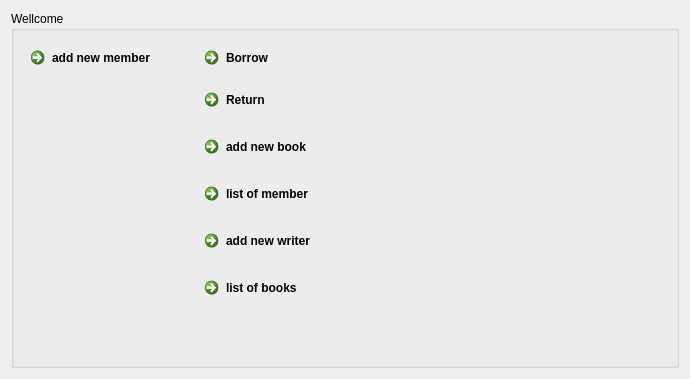
Old version of the form librarianui.ui in the repository mohamadnikan2013/LibraryWithUi.
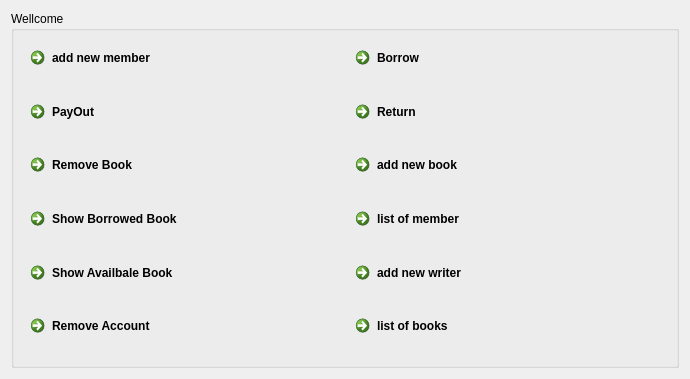
New version of the form.

Commit message: pay and return

```diff
--- a/librarianui.ui
+++ b/librarianui.ui
@@ -19,7 +19,29 @@
      <property name="title">
       <string>Wellcome   </string>
      </property>
-     <layout class="QFormLayout" name="formLayout">
+     <layout class="QGridLayout" name="gridLayout_2">
+      <item row="3" column="1">
+       <layout class="QVBoxLayout" name="verticalLayout">
+        <item>
+         <widget class="QCommandLinkButton" name="commandLinkButton_7">
+          <property name="text">
+           <string>list of member</string>
+          </property>
+         </widget>
+        </item>
+       </layout>
+      </item>
+      <item row="4" column="1">
+       <layout class="QHBoxLayout" name="horizontalLayout_7">
+        <item>
+         <widget class="QCommandLinkButton" name="addnewwirter">
+          <property name="text">
+           <string>add new writer</string>
+          </property>
+         </widget>
+        </item>
+       </layout>
+      </item>
       <item row="0" column="0">
        <layout class="QHBoxLayout" name="horizontalLayout_2">
         <item>
@@ -34,28 +56,6 @@
         </item>
        </layout>
       </item>
-      <item row="0" column="1">
-       <layout class="QHBoxLayout" name="horizontalLayout_4">
-        <item>
-         <widget class="QCommandLinkButton" name="commandLinkButton_6">
-          <property name="text">
-           <string>Borrow</string>
-          </property>
-         </widget>
-        </item>
-       </layout>
-      </item>
-      <item row="1" column="1">
-       <layout class="QHBoxLayout" name="horizontalLayout_5">
-        <item>
-         <widget class="QCommandLinkButton" name="commandLinkButton_5">
-          <property name="text">
-           <string>Return</string>
-          </property>
-         </widget>
-        </item>
-       </layout>
-      </item>
       <item row="2" column="1">
        <layout class="QHBoxLayout" name="horizontalLayout_3">
         <item>
@@ -67,28 +67,6 @@
         </item>
        </layout>
       </item>
-      <item row="3" column="1">
-       <layout class="QVBoxLayout" name="verticalLayout">
-        <item>
-         <widget class="QCommandLinkButton" name="commandLinkButton_7">
-          <property name="text">
-           <string>list of member</string>
-          </property>
-         </widget>
-        </item>
-       </layout>
-      </item>
-      <item row="4" column="1">
-       <layout class="QHBoxLayout" name="horizontalLayout_7">
-        <item>
-         <widget class="QCommandLinkButton" name="addnewwirter">
-          <property name="text">
-           <string>add new writer</string>
-          </property>
-         </widget>
-        </item>
-       </layout>
-      </item>
       <item row="5" column="1">
        <layout class="QHBoxLayout" name="horizontalLayout_6">
         <item>
@@ -100,6 +78,63 @@
         </item>
        </layout>
       </item>
+      <item row="0" column="1">
+       <layout class="QHBoxLayout" name="horizontalLayout_4">
+        <item>
+         <widget class="QCommandLinkButton" name="commandLinkButton_6">
+          <property name="text">
+           <string>Borrow</string>
+          </property>
+         </widget>
+        </item>
+       </layout>
+      </item>
+      <item row="1" column="1">
+       <layout class="QHBoxLayout" name="horizontalLayout_5">
+        <item>
+         <widget class="QCommandLinkButton" name="commandLinkButton_5">
+          <property name="text">
+           <string>Return</string>
+          </property>
+         </widget>
+        </item>
+       </layout>
+      </item>
+      <item row="1" column="0">
+       <widget class="QCommandLinkButton" name="commandLinkButton">
+        <property name="text">
+         <string>PayOut</string>
+        </property>
+       </widget>
+      </item>
+      <item row="2" column="0">
+       <widget class="QCommandLinkButton" name="commandLinkButton_2">
+        <property name="text">
+         <string>Remove Book</string>
+        </property>
+       </widget>
+      </item>
+      <item row="3" column="0">
+       <widget class="QCommandLinkButton" name="commandLinkButton_3">
+        <property name="text">
+         <string>Show Borrowed Book</string>
+        </property>
+       </widget>
+      </item>
+      <item row="4" column="0">
+       <widget class="QCommandLinkButton" name="commandLinkButton_8">
+        <property name="text">
+         <string>Show Availbale Book</string>
+        </property>
+       </widget>
+      </item>
+      <item row="5" column="0">
+       <widget class="QCommandLinkButton" name="commandLinkButton_9">
+        <property name="text">
+         <string>Remove Account</string>
+        </property>
+       </widget>
+      </item>
      </layout>
     </widget>
    </item>
```
The commit also changes 13 other files.
